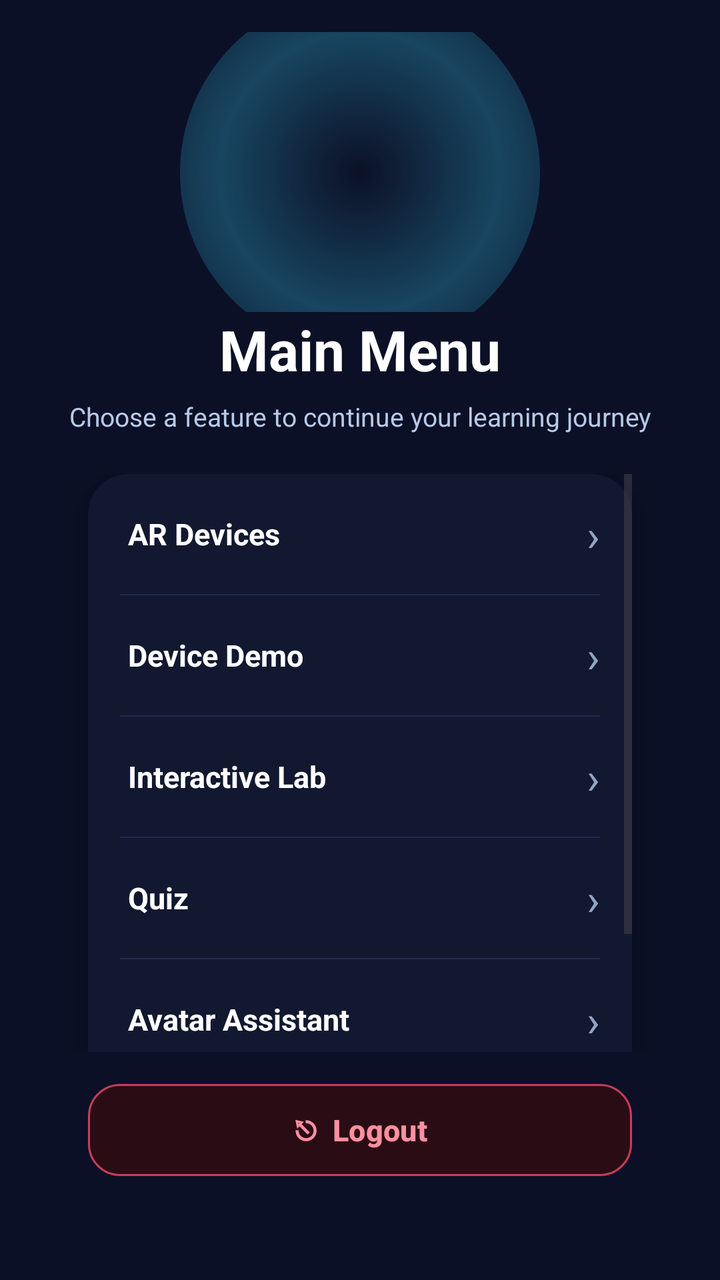
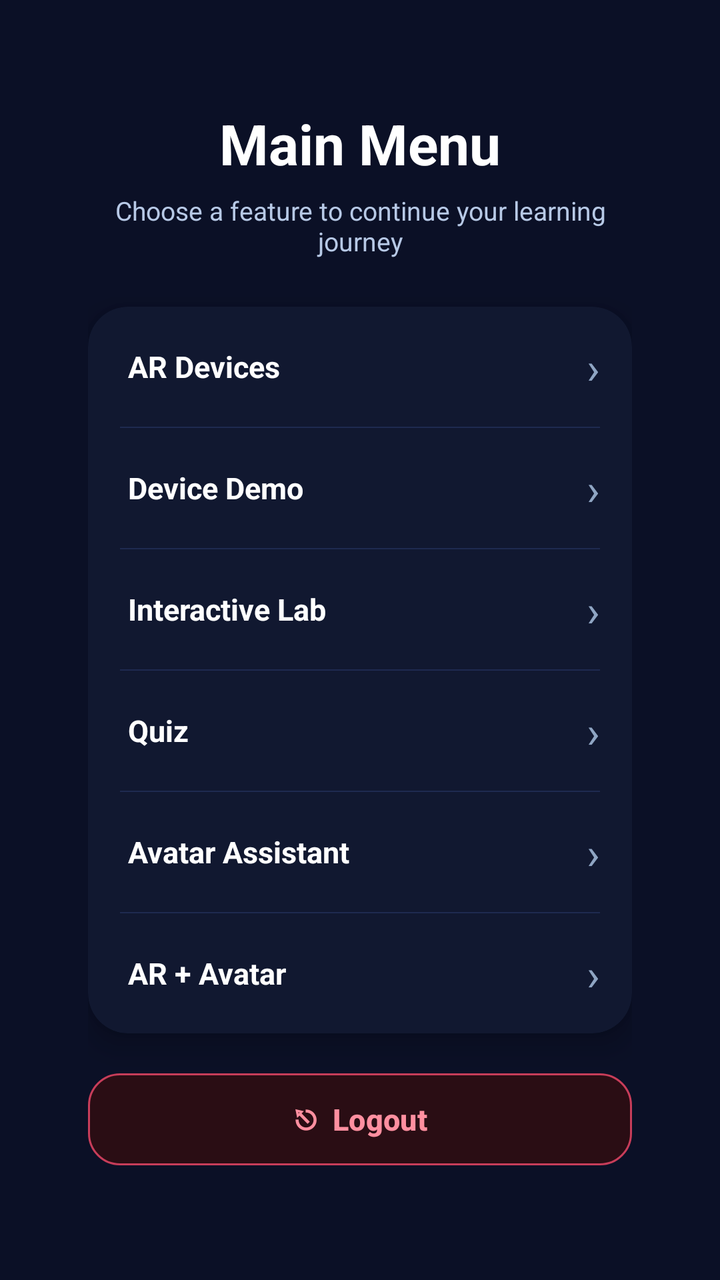

Screens rendered from an Android XML layout before and after an edit, with the pre-edit source and the edit as a unified diff.
<!-- AndroidManifest.xml: application theme Theme.ComputerNetworkDeviceARApp -->
<!-- res/layout/activity_main_menu.xml -->
<?xml version="1.0" encoding="utf-8"?>
<LinearLayout
    xmlns:android="http://schemas.android.com/apk/res/android"
    xmlns:app="http://schemas.android.com/apk/res-auto"
    android:layout_width="match_parent"
    android:layout_height="match_parent"
    android:orientation="vertical"
    android:background="#0B1026">

    
    <FrameLayout
        android:layout_width="match_parent"
        android:layout_height="140dp"
        android:layout_marginTop="16dp">

        <View
            android:layout_width="180dp"
            android:layout_height="180dp"
            android:layout_gravity="center_horizontal"
            android:layout_marginTop="-20dp"
            android:background="@drawable/bg_glow_circle"/>

        <ImageView
            android:layout_width="80dp"
            android:layout_height="80dp"
            android:layout_gravity="center_horizontal"
            android:layout_marginTop="20dp"
            android:src="@mipmap/ic_launcher"
            android:scaleType="fitCenter"/>
    </FrameLayout>

    
    <TextView
        android:layout_width="match_parent"
        android:layout_height="wrap_content"
        android:text="Main Menu"
        android:textAlignment="center"
        android:textColor="#FFFFFF"
        android:textSize="28sp"
        android:textStyle="bold"
        android:layout_marginBottom="6dp"/>

    <TextView
        android:layout_width="match_parent"
        android:layout_height="wrap_content"
        android:text="Choose a feature to continue your learning journey"
        android:textAlignment="center"
        android:textColor="#B7C9E6"
        android:textSize="13sp"
        android:paddingStart="24dp"
        android:paddingEnd="24dp"
        android:layout_marginBottom="20dp"/>

    
    <ScrollView
        android:layout_width="match_parent"
        android:layout_height="0dp"
        android:layout_weight="1"
        android:paddingStart="44dp"
        android:paddingEnd="44dp"
        android:clipToPadding="false">

        <androidx.cardview.widget.CardView
            android:layout_width="match_parent"
            android:layout_height="wrap_content"
            app:cardCornerRadius="20dp"
            app:cardBackgroundColor="#111830"
            app:cardElevation="8dp">

            <LinearLayout
                android:layout_width="match_parent"
                android:layout_height="wrap_content"
                android:orientation="vertical">

                
                <LinearLayout
                    android:id="@+id/btnAR"
                    android:layout_width="match_parent"
                    android:layout_height="60dp"
                    android:orientation="horizontal"
                    android:gravity="center_vertical"
                    android:paddingStart="20dp"
                    android:paddingEnd="16dp"
                    android:background="@drawable/bg_menu_item">
                    <TextView
                        android:layout_width="0dp"
                        android:layout_height="wrap_content"
                        android:layout_weight="1"
                        android:text="AR Devices"
                        android:textColor="#FFFFFF"
                        android:textSize="15sp"
                        android:textStyle="bold"/>
                    <TextView
                        android:layout_width="wrap_content"
                        android:layout_height="wrap_content"
                        android:text="›"
                        android:textColor="#8FA5C3"
                        android:textSize="22sp"/>
                </LinearLayout>

                <View android:layout_width="match_parent" android:layout_height="0.8dp"
                    android:layout_marginStart="16dp" android:layout_marginEnd="16dp"
                    android:background="#1E2A50"/>

                
                <LinearLayout
                    android:id="@+id/btnDeviceDemo"
                    android:layout_width="match_parent"
                    android:layout_height="60dp"
                    android:orientation="horizontal"
                    android:gravity="center_vertical"
                    android:paddingStart="20dp"
                    android:paddingEnd="16dp"
                    android:background="@drawable/bg_menu_item">
                    <TextView
                        android:layout_width="0dp"
                        android:layout_height="wrap_content"
                        android:layout_weight="1"
                        android:text="Device Demo"
                        android:textColor="#FFFFFF"
                        android:textSize="15sp"
                        android:textStyle="bold"/>
                    <TextView
                        android:layout_width="wrap_content"
                        android:layout_height="wrap_content"
                        android:text="›"
                        android:textColor="#8FA5C3"
                        android:textSize="22sp"/>
                </LinearLayout>

                <View android:layout_width="match_parent" android:layout_height="0.8dp"
                    android:layout_marginStart="16dp" android:layout_marginEnd="16dp"
                    android:background="#1E2A50"/>

                
                <LinearLayout
                    android:id="@+id/btnNetworkLab"
                    android:layout_width="match_parent"
                    android:layout_height="60dp"
                    android:orientation="horizontal"
                    android:gravity="center_vertical"
                    android:paddingStart="20dp"
                    android:paddingEnd="16dp"
                    android:background="@drawable/bg_menu_item">
                    <TextView
                        android:layout_width="0dp"
                        android:layout_height="wrap_content"
                        android:layout_weight="1"
                        android:text="Interactive Lab"
                        android:textColor="#FFFFFF"
                        android:textSize="15sp"
                        android:textStyle="bold"/>
                    <TextView
                        android:layout_width="wrap_content"
                        android:layout_height="wrap_content"
                        android:text="›"
                        android:textColor="#8FA5C3"
                        android:textSize="22sp"/>
                </LinearLayout>

                <View android:layout_width="match_parent" android:layout_height="0.8dp"
                    android:layout_marginStart="16dp" android:layout_marginEnd="16dp"
                    android:background="#1E2A50"/>

                
                <LinearLayout
                    android:id="@+id/btnQuiz"
                    android:layout_width="match_parent"
                    android:layout_height="60dp"
                    android:orientation="horizontal"
                    android:gravity="center_vertical"
                    android:paddingStart="20dp"
                    android:paddingEnd="16dp"
                    android:background="@drawable/bg_menu_item">
                    <TextView
                        android:layout_width="0dp"
                        android:layout_height="wrap_content"
                        android:layout_weight="1"
                        android:text="Quiz"
                        android:textColor="#FFFFFF"
                        android:textSize="15sp"
                        android:textStyle="bold"/>
                    <TextView
                        android:layout_width="wrap_content"
                        android:layout_height="wrap_content"
                        android:text="›"
                        android:textColor="#8FA5C3"
                        android:textSize="22sp"/>
                </LinearLayout>

                <View android:layout_width="match_parent" android:layout_height="0.8dp"
                    android:layout_marginStart="16dp" android:layout_marginEnd="16dp"
                    android:background="#1E2A50"/>

                
                <LinearLayout
                    android:id="@+id/btnAvatar"
                    android:layout_width="match_parent"
                    android:layout_height="60dp"
                    android:orientation="horizontal"
                    android:gravity="center_vertical"
                    android:paddingStart="20dp"
                    android:paddingEnd="16dp"
                    android:background="@drawable/bg_menu_item">
                    <TextView
                        android:layout_width="0dp"
                        android:layout_height="wrap_content"
                        android:layout_weight="1"
                        android:text="Avatar Assistant"
                        android:textColor="#FFFFFF"
                        android:textSize="15sp"
                        android:textStyle="bold"/>
                    <TextView
                        android:layout_width="wrap_content"
                        android:layout_height="wrap_content"
                        android:text="›"
                        android:textColor="#8FA5C3"
                        android:textSize="22sp"/>
                </LinearLayout>

                <View android:layout_width="match_parent" android:layout_height="0.8dp"
                    android:layout_marginStart="16dp" android:layout_marginEnd="16dp"
                    android:background="#1E2A50"/>

                
                <LinearLayout
                    android:id="@+id/btnCombinedAR"
                    android:layout_width="match_parent"
                    android:layout_height="60dp"
                    android:orientation="horizontal"
                    android:gravity="center_vertical"
                    android:paddingStart="20dp"
                    android:paddingEnd="16dp"
                    android:background="@drawable/bg_menu_item">
                    <TextView
                        android:layout_width="0dp"
                        android:layout_height="wrap_content"
                        android:layout_weight="1"
                        android:text="AR + Avatar"
                        android:textColor="#FFFFFF"
                        android:textSize="15sp"
                        android:textStyle="bold"/>
                    <TextView
                        android:layout_width="wrap_content"
                        android:layout_height="wrap_content"
                        android:text="›"
                        android:textColor="#8FA5C3"
                        android:textSize="22sp"/>
                </LinearLayout>

            </LinearLayout>
        </androidx.cardview.widget.CardView>
    </ScrollView>

    
    <com.google.android.material.button.MaterialButton
        android:id="@+id/btnExit"
        android:layout_width="match_parent"
        android:layout_height="54dp"
        android:layout_marginStart="44dp"
        android:layout_marginEnd="44dp"
        android:layout_marginTop="12dp"
        android:layout_marginBottom="48dp"
        android:text="⎋  Logout"
        android:textAllCaps="false"
        android:textColor="#FF8FA0"
        android:textSize="15sp"
        android:textStyle="bold"
        app:backgroundTint="#2A0D14"
        app:cornerRadius="16dp"
        app:strokeColor="#C73D5A"
        app:strokeWidth="1dp"/>

</LinearLayout>
<!-- resources referenced by this layout -->
<resources>
  <!-- drawable bg_glow_circle (drawable) -->
  <?xml version="1.0" encoding="utf-8"?>
  <shape xmlns:android="http://schemas.android.com/apk/res/android"
      android:shape="oval">
      <gradient
          android:type="radial"
          android:gradientRadius="140dp"
          android:centerColor="#4438D6FF"
          android:endColor="#0038D6FF" />
  </shape>
  <!-- drawable bg_menu_item (drawable) -->
  <?xml version="1.0" encoding="utf-8"?>
  <selector xmlns:android="http://schemas.android.com/apk/res/android">
      <item android:state_pressed="true">
          <shape>
              <solid android:color="#1E2A50"/>
              <corners android:radius="14dp"/>
          </shape>
      </item>
      <item>
          <shape>
              <solid android:color="#00000000"/>
              <corners android:radius="14dp"/>
          </shape>
      </item>
  </selector>
  <!-- mipmap ic_launcher (mipmap-anydpi-v26) -->
  <?xml version="1.0" encoding="utf-8"?>
  <adaptive-icon xmlns:android="http://schemas.android.com/apk/res/android">
      <background android:drawable="@drawable/ic_launcher_background"/>
      <foreground android:drawable="@mipmap/ic_launcher_foreground"/>
      <monochrome android:drawable="@mipmap/ic_launcher_foreground"/>
  </adaptive-icon>
  <style name="Theme.ComputerNetworkDeviceARApp" parent="Base.Theme.ComputerNetworkDeviceARApp" />
  <!-- drawable ic_launcher_background: vector/xml drawable (drawable, 4866 chars, omitted) -->
  <style name="Base.Theme.ComputerNetworkDeviceARApp" parent="Theme.Material3.DayNight.NoActionBar">
          
          
      </style>
</resources>

<!-- the commit's change to res/layout/activity_main_menu.xml (unified diff, before → after) -->
@@ -1,68 +1,45 @@
 <?xml version="1.0" encoding="utf-8"?>
-<LinearLayout
+<FrameLayout
     xmlns:android="http://schemas.android.com/apk/res/android"
     xmlns:app="http://schemas.android.com/apk/res-auto"
     android:layout_width="match_parent"
     android:layout_height="match_parent"
-    android:orientation="vertical"
     android:background="#0B1026">
 
-    
-    <FrameLayout
-        android:layout_width="match_parent"
-        android:layout_height="140dp"
-        android:layout_marginTop="16dp">
-
-        <View
-            android:layout_width="180dp"
-            android:layout_height="180dp"
-            android:layout_gravity="center_horizontal"
-            android:layout_marginTop="-20dp"
-            android:background="@drawable/bg_glow_circle"/>
-
-        <ImageView
-            android:layout_width="80dp"
-            android:layout_height="80dp"
-            android:layout_gravity="center_horizontal"
-            android:layout_marginTop="20dp"
-            android:src="@mipmap/ic_launcher"
-            android:scaleType="fitCenter"/>
-    </FrameLayout>
-
-    
-    <TextView
+    <LinearLayout
         android:layout_width="match_parent"
         android:layout_height="wrap_content"
-        android:text="Main Menu"
-        android:textAlignment="center"
-        android:textColor="#FFFFFF"
-        android:textSize="28sp"
-        android:textStyle="bold"
-        android:layout_marginBottom="6dp"/>
-
-    <TextView
-        android:layout_width="match_parent"
-        android:layout_height="wrap_content"
-        android:text="Choose a feature to continue your learning journey"
-        android:textAlignment="center"
-        android:textColor="#B7C9E6"
-        android:textSize="13sp"
-        android:paddingStart="24dp"
-        android:paddingEnd="24dp"
-        android:layout_marginBottom="20dp"/>
-
-    
-    <ScrollView
-        android:layout_width="match_parent"
-        android:layout_height="0dp"
-        android:layout_weight="1"
+        android:layout_gravity="center"
+        android:orientation="vertical"
         android:paddingStart="44dp"
-        android:paddingEnd="44dp"
-        android:clipToPadding="false">
-
+        android:paddingEnd="44dp">
+
+        
+        <TextView
+            android:layout_width="match_parent"
+            android:layout_height="wrap_content"
+            android:text="Main Menu"
+            android:textAlignment="center"
+            android:textColor="#FFFFFF"
+            android:textSize="28sp"
+            android:textStyle="bold"
+            android:layout_marginBottom="6dp"/>
+
+        
+        <TextView
+            android:layout_width="match_parent"
+            android:layout_height="wrap_content"
+            android:text="Choose a feature to continue your learning journey"
+            android:textAlignment="center"
+            android:textColor="#B7C9E6"
+            android:textSize="13sp"
+            android:layout_marginBottom="24dp"/>
+
+        
         <androidx.cardview.widget.CardView
             android:layout_width="match_parent"
             android:layout_height="wrap_content"
+            android:layout_marginBottom="16dp"
             app:cardCornerRadius="20dp"
             app:cardBackgroundColor="#111830"
             app:cardElevation="8dp">
@@ -250,25 +227,21 @@
 
             </LinearLayout>
         </androidx.cardview.widget.CardView>
-    </ScrollView>
-
-    
-    <com.google.android.material.button.MaterialButton
-        android:id="@+id/btnExit"
-        android:layout_width="match_parent"
-        android:layout_height="54dp"
-        android:layout_marginStart="44dp"
-        android:layout_marginEnd="44dp"
-        android:layout_marginTop="12dp"
-        android:layout_marginBottom="48dp"
-        android:text="⎋  Logout"
-        android:textAllCaps="false"
-        android:textColor="#FF8FA0"
-        android:textSize="15sp"
-        android:textStyle="bold"
-        app:backgroundTint="#2A0D14"
-        app:cornerRadius="16dp"
-        app:strokeColor="#C73D5A"
-        app:strokeWidth="1dp"/>
-
-</LinearLayout>
+
+        
+        <com.google.android.material.button.MaterialButton
+            android:id="@+id/btnExit"
+            android:layout_width="match_parent"
+            android:layout_height="54dp"
+            android:text="⎋  Logout"
+            android:textAllCaps="false"
+            android:textColor="#FF8FA0"
+            android:textSize="15sp"
+            android:textStyle="bold"
+            app:backgroundTint="#2A0D14"
+            app:cornerRadius="16dp"
+            app:strokeColor="#C73D5A"
+            app:strokeWidth="1dp"/>
+
+    </LinearLayout>
+</FrameLayout>
<!-- resource entries referenced after the edit -->
@@ -1,15 +1,5 @@
 <!-- resources referenced by this layout -->
 <resources>
-  <!-- drawable bg_glow_circle (drawable) -->
-  <?xml version="1.0" encoding="utf-8"?>
-  <shape xmlns:android="http://schemas.android.com/apk/res/android"
-      android:shape="oval">
-      <gradient
-          android:type="radial"
-          android:gradientRadius="140dp"
-          android:centerColor="#4438D6FF"
-          android:endColor="#0038D6FF" />
-  </shape>
   <!-- drawable bg_menu_item (drawable) -->
   <?xml version="1.0" encoding="utf-8"?>
   <selector xmlns:android="http://schemas.android.com/apk/res/android">
@@ -26,15 +16,7 @@
           </shape>
       </item>
   </selector>
-  <!-- mipmap ic_launcher (mipmap-anydpi-v26) -->
-  <?xml version="1.0" encoding="utf-8"?>
-  <adaptive-icon xmlns:android="http://schemas.android.com/apk/res/android">
-      <background android:drawable="@drawable/ic_launcher_background"/>
-      <foreground android:drawable="@mipmap/ic_launcher_foreground"/>
-      <monochrome android:drawable="@mipmap/ic_launcher_foreground"/>
-  </adaptive-icon>
   <style name="Theme.ComputerNetworkDeviceARApp" parent="Base.Theme.ComputerNetworkDeviceARApp" />
-  <!-- drawable ic_launcher_background: vector/xml drawable (drawable, 4866 chars, omitted) -->
   <style name="Base.Theme.ComputerNetworkDeviceARApp" parent="Theme.Material3.DayNight.NoActionBar">
           
           
